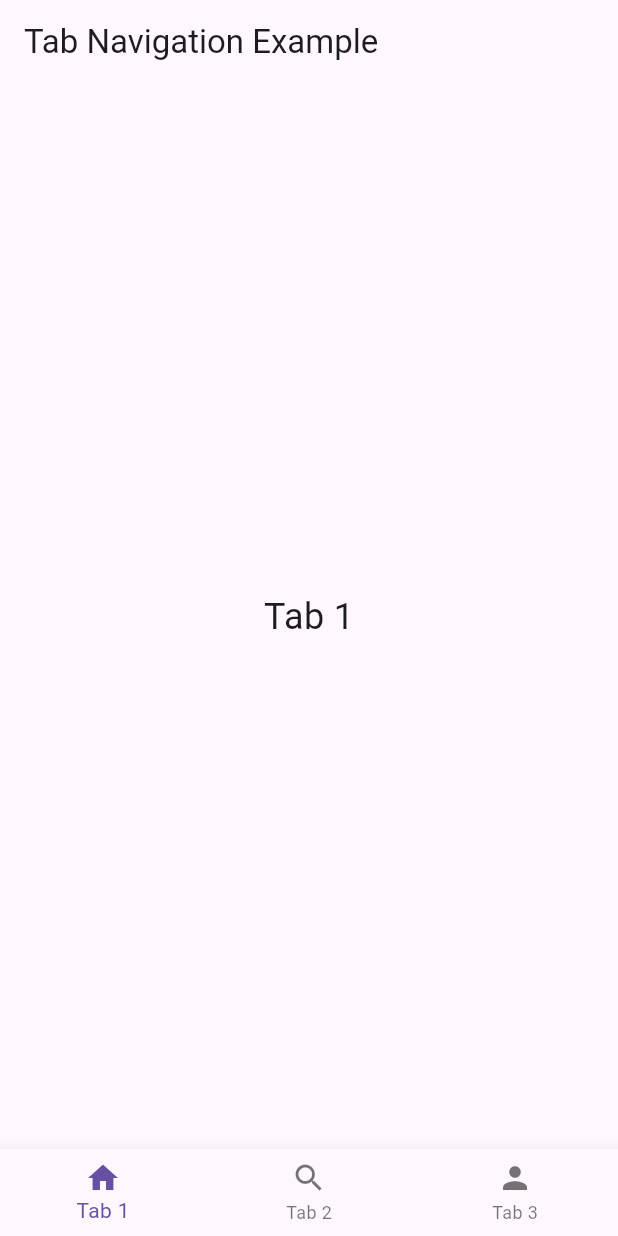
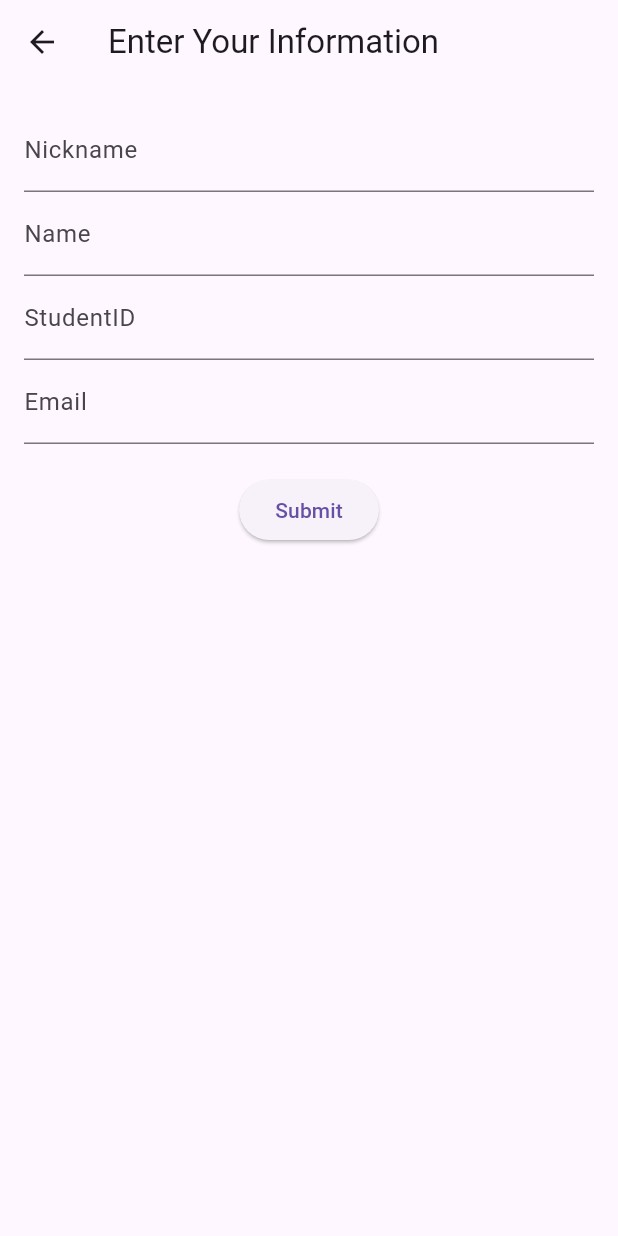
Before and after one commit to syeongkim/Mad-Camp-Week2, a Flutter app: the screen it shows after launch, after a tap on "Login with Kakao", on a phone screen of 412 x 824 dp. Run offline on Flutter 3.47's test engine with Material 3 defaults, Android fonts, the phone set to English and light mode, and no system bars; missing offline and left inert: kakao_flutter_sdk.

Commit message:
login info file added

```diff
--- a/teammate_front/lib/main.dart
+++ b/teammate_front/lib/main.dart
@@ -55,9 +55,9 @@
 class _MyHomePageState extends State<MyHomePage> {
   int _currentIndex = 0;
   final List<Widget> _tabs = [
-    Tab1(),
-    Tab2(),
-    Tab3(),
+    Board(),
+    TeamChat(),
+    MyProfile(),
   ];
 
   void _onTabTapped(int index) {
@@ -79,15 +79,15 @@
         items: [
           BottomNavigationBarItem(
             icon: Icon(Icons.home),
-            label: 'Tab 1',
+            label: '보드',
           ),
           BottomNavigationBarItem(
             icon: Icon(Icons.search),
-            label: 'Tab 2',
+            label: '팀챗',
           ),
           BottomNavigationBarItem(
             icon: Icon(Icons.person),
-            label: 'Tab 3',
+            label: '내프로필',
           ),
         ],
       ),
--- a/teammate_front/lib/services/login.dart
+++ b/teammate_front/lib/services/login.dart
@@ -1,6 +1,7 @@
 import 'dart:io';
 import 'package:flutter/material.dart';
 import 'package:kakao_flutter_sdk/kakao_flutter_sdk.dart';
+import 'login_info.dart';
 
 class LoginScreen extends StatelessWidget {
   final VoidCallback onLogin;
@@ -21,6 +22,18 @@ class LoginScreen extends StatelessWidget {
       OAuthToken token = await UserApi.instance.loginWithKakaoAccount();
       print('여기도옴');
       print('카카오 계정으로 로그인 성공: ${token.accessToken}');
+
+      //여기에서 isUser에 유저인지 여부를 받아올 예정
+      bool isUser = false;
+
+      //새로운 유저의 회원가입
+      if (isUser == false) {
+        Navigator.of(context).push(
+          MaterialPageRoute(
+            builder: (context) => LoginInfo(),
+          ),
+        );
+      }
 
       // 로그인 성공 처리
       onLogin();
--- /dev/null
+++ b/teammate_front/lib/services/login_info.dart
@@ -0,0 +1,97 @@
+import 'package:flutter/material.dart';
+
+class LoginInfo extends StatefulWidget {
+  @override
+  _LoginInfoState createState() => _LoginInfoState();
+}
+
+class _LoginInfoState extends State<LoginInfo> {
+  final _formKey = GlobalKey<FormState>();
+  String _nickname = '';
+  String _name = '';
+  String _studentID = '';
+  String _email = '';
+
+  void _submit() {
+    if (_formKey.currentState!.validate()) {
+      _formKey.currentState!.save();
+      // 입력받은 정보 처리 로직을 여기에 추가합니다.
+      print('Nickname: $_nickname, Name: $_name, StudentID: $_studentID, Email: $_email');
+
+      // 입력 완료 후 LoginScreen으로 돌아감
+      Navigator.pop(context, true);
+    }
+  }
+
+  @override
+  Widget build(BuildContext context) {
+    return Scaffold(
+      appBar: AppBar(
+        title: Text('Enter Your Information'),
+      ),
+      body: Padding(
+        padding: const EdgeInsets.all(16.0),
+        child: Form(
+          key: _formKey,
+          child: Column(
+            children: [
+              TextFormField(
+                decoration: InputDecoration(labelText: 'Nickname'),
+                validator: (value) {
+                  if (value == null || value.isEmpty) {
+                    return 'Please enter your nickname';
+                  }
+                  return null;
+                },
+                onSaved: (value) {
+                  _name = value!;
+                },
+              ),
+              TextFormField(
+                decoration: InputDecoration(labelText: 'Name'),
+                validator: (value) {
+                  if (value == null || value.isEmpty) {
+                    return 'Please enter your name';
+                  }
+                  return null;
+                },
+                onSaved: (value) {
+                  _nickname = value!;
+                },
+              ),
+              TextFormField(
+                decoration: InputDecoration(labelText: 'StudentID'),
+                validator: (value) {
+                  if (value == null || value.isEmpty) {
+                    return 'Please enter your studentID';
+                  }
+                  return null;
+                },
+                onSaved: (value) {
+                  _studentID = value!;
+                },
+              ),
+              TextFormField(
+                decoration: InputDecoration(labelText: 'Email'),
+                validator: (value) {
+                  if (value == null || value.isEmpty) {
+                    return 'Please enter your email';
+                  }
+                  return null;
+                },
+                onSaved: (value) {
+                  _email = value!;
+                },
+              ),
+              SizedBox(height: 20),
+              ElevatedButton(
+                onPressed: _submit,
+                child: Text('Submit'),
+              ),
+            ],
+          ),
+        ),
+      ),
+    );
+  }
+}
--- a/teammate_front/lib/tabs/board.dart
+++ b/teammate_front/lib/tabs/board.dart
@@ -1,6 +1,6 @@
 import 'package:flutter/material.dart';
 
-class Tab1 extends StatelessWidget {
+class Board extends StatelessWidget {
   @override
   Widget build(BuildContext context) {
     return Center(
--- a/teammate_front/lib/tabs/chat.dart
+++ b/teammate_front/lib/tabs/chat.dart
@@ -1,11 +1,11 @@
 import 'package:flutter/material.dart';
 
-class Tab2 extends StatelessWidget {
+class TeamChat extends StatelessWidget {
   @override
   Widget build(BuildContext context) {
     return Center(
       child: Text(
-        'Tab 1',
+        'Tab 2',
         style: TextStyle(fontSize: 24),
       ),
     );
--- a/teammate_front/lib/tabs/profile.dart
+++ b/teammate_front/lib/tabs/profile.dart
@@ -1,6 +1,6 @@
 import 'package:flutter/material.dart';
 
-class Tab3 extends StatelessWidget {
+class MyProfile extends StatelessWidget {
   @override
   Widget build(BuildContext context) {
     return Center(
```
Also changed, not shown: 1 other file.
